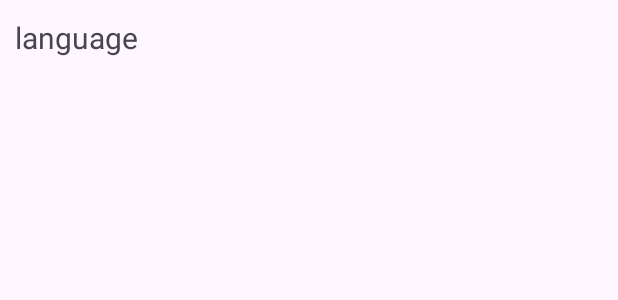
After one commit to JayKim0202/AIS_toy_project_translate, an Android app: the layout list_view_custom.xml on its own in the app's theme, with its tools: preview values and no code run, on a phone screen of 412 x 824 dp. The commit adds this screen. Shown: the top 300 px of the screen. Run offline under Robolectric (Android 15) with nearby library versions, the phone set to English and light mode, and no system bars.

Commit message:
custom listView but not use

```diff
--- a/app/src/main/java/com/example/ko_eng_translator/SourceLangDialog.java
+++ b/app/src/main/java/com/example/ko_eng_translator/SourceLangDialog.java
@@ -34,6 +34,7 @@ public class SourceLangDialog extends Dialog {
         setContentView(R.layout.source_lang_dialog);
 
         ListView scourceLangList = (ListView)findViewById(R.id.sourceLangList);
+
         ArrayList<String> items = new ArrayList<>();
         items.add("언어 감지");
         items.add("한국어");
@@ -69,7 +70,6 @@ public class SourceLangDialog extends Dialog {
 
         ArrayAdapter<String> adpater = new ArrayAdapter<>(getContext(), android.R.layout.simple_list_item_1, items);
         scourceLangList.setAdapter(adpater);
-
         scourceLangList.setOnItemClickListener(new AdapterView.OnItemClickListener() {
             @Override
             public void onItemClick(AdapterView<?> adapterView, View view, int i, long l) {
--- /dev/null
+++ b/app/src/main/res/layout/list_view_custom.xml
@@ -0,0 +1,16 @@
+<?xml version="1.0" encoding="utf-8"?>
+<LinearLayout xmlns:android="http://schemas.android.com/apk/res/android"
+    android:id="@+id/language_layout"
+    android:layout_width="match_parent"
+    android:layout_height="50dp"
+    android:orientation="horizontal"
+    android:padding="10dp"
+    android:paddingLeft="10dp">
+    <TextView
+        android:id="@+id/language"
+        android:layout_width="wrap_content"
+        android:layout_height="wrap_content"
+        android:layout_gravity="center"
+        android:textSize="20dp"
+        android:text="language"/>
+</LinearLayout>
```
Also changed, not shown: app/src/main/java/com/example/ko_eng_translator/ListItem.java (added, +21 -0 lines), app/src/main/java/com/example/ko_eng_translator/ListItemAdapter.java (added, +75 -0 lines).
